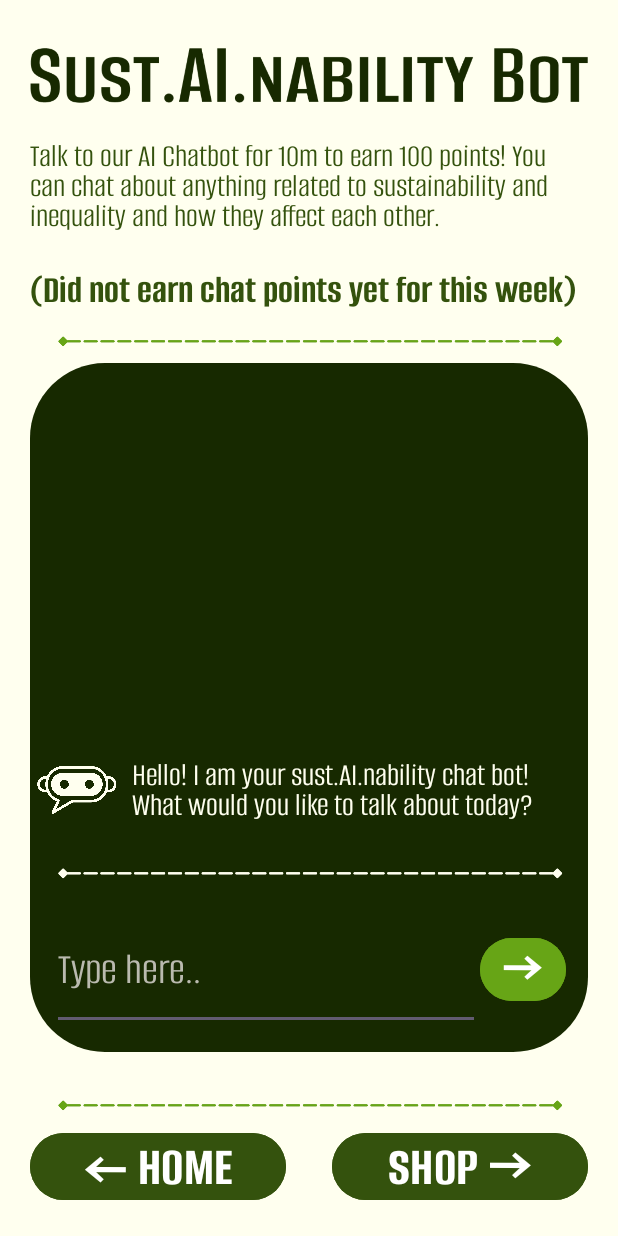
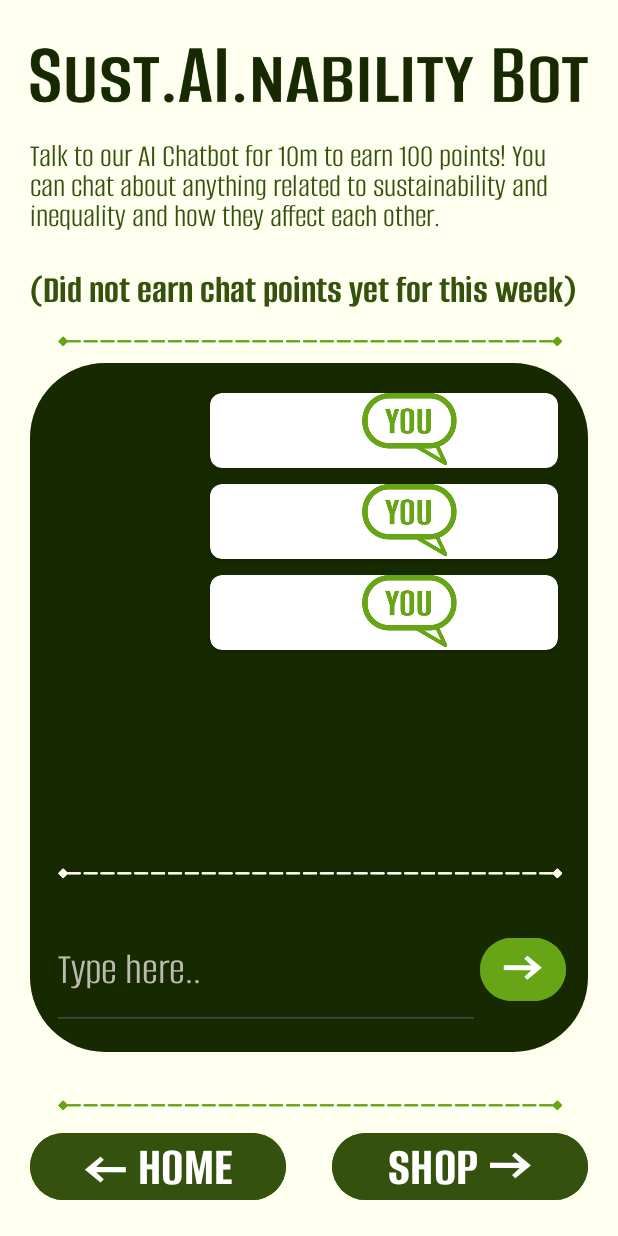
Before and after one commit to MintyLuve/Sustainability-Side-Quests-App, an Android app: the layout activity_bot.xml on its own in the app's theme, with its tools: preview values and no code run, on a phone screen of 412 x 824 dp. Run offline under Robolectric (Android 15) with nearby library versions, the light colour scheme and no system bars.

Commit message:
Update activity_bot.xml

```diff
--- a/app/src/main/res/layout/activity_bot.xml
+++ b/app/src/main/res/layout/activity_bot.xml
@@ -54,89 +54,15 @@
         android:layout_marginBottom="20dp"
         android:background="@drawable/button"
         android:backgroundTint="@color/dark_green">
-        <View
-            android:id="@+id/placeholder"
+        <androidx.recyclerview.widget.RecyclerView
+            android:id="@+id/recyclerView"
             android:layout_width="match_parent"
             android:layout_height="0dp"
-            android:layout_weight="3"/>
-        <LinearLayout
-            android:layout_width="match_parent"
-            android:layout_height="0dp"
-            android:layout_weight="1"
-            android:orientation="horizontal"
-            android:weightSum="6">
-            <ImageView
-                android:layout_width="0dp"
-                android:layout_height="match_parent"
-                android:layout_weight="1"
-                android:src="@drawable/light_bot"/>
-            <TextView
-                android:layout_width="0dp"
-                android:layout_height="match_parent"
-                android:layout_weight="5"
-                android:autoSizeTextType="uniform"
-                android:fontFamily="@font/alumni_sans_regular"
-                android:gravity="center_vertical"
-                android:layout_marginStart="10dp"
-                android:layout_marginEnd="30dp"
-                android:lineHeight="20sp"
-                android:text="@string/bot_3"
-                android:textColor="@color/light_yellow" />
-        </LinearLayout>
-        <LinearLayout
-            android:id="@+id/yourLayout"
-            android:layout_width="match_parent"
-            android:layout_height="0dp"
-            android:layout_weight="1"
-            android:orientation="horizontal"
-            android:weightSum="6"
-            android:visibility="gone">
-            <TextView
-                android:id="@+id/yourText"
-                android:layout_width="0dp"
-                android:layout_height="match_parent"
-                android:layout_weight="5"
-                android:autoSizeTextType="uniform"
-                android:fontFamily="@font/alumni_sans_regular"
-                android:gravity="center_vertical"
-                android:layout_marginEnd="10dp"
-                android:layout_marginStart="30dp"
-                android:lineHeight="20sp"
-                android:text="text"
-                android:textColor="@color/lime_green" />
-            <ImageView
-                android:layout_width="0dp"
-                android:layout_height="match_parent"
-                android:layout_weight="1"
-                android:src="@drawable/text_bubble"
-                app:tint="@color/lime_green" />
-        </LinearLayout>
-        <LinearLayout
-            android:id="@+id/response"
-            android:layout_width="match_parent"
-            android:layout_height="0dp"
-            android:layout_weight="1"
-            android:orientation="horizontal"
-            android:weightSum="6"
-            android:visibility="gone">
-            <ImageView
-                android:layout_width="0dp"
-                android:layout_height="match_parent"
-                android:layout_weight="1"
-                android:src="@drawable/light_bot"/>
-            <TextView
-                android:layout_width="0dp"
-                android:layout_height="match_parent"
-                android:layout_weight="5"
-                android:autoSizeTextType="uniform"
-                android:fontFamily="@font/alumni_sans_regular"
-                android:gravity="center_vertical"
-                android:layout_marginStart="10dp"
-                android:layout_marginEnd="30dp"
-                android:lineHeight="20sp"
-                android:text="@string/bot_4"
-                android:textColor="@color/light_yellow" />
-        </LinearLayout>
+            android:padding="10dp"
+            tools:listitem="@layout/item_user_messages"
+            android:isScrollContainer="true"
+            app:reverseLayout="true"
+            android:layout_weight="4"/>
         <ImageView
             android:layout_width="match_parent"
             android:layout_height="30dp"
@@ -159,7 +85,7 @@
                 android:lineHeight="20sp"
                 android:hint="Type here.."
                 android:textColorHint="#BABAAF"
-                android:inputType="text"
+                android:inputType="textShortMessage"
                 android:textColor="@color/light_yellow" />
             <Button
                 android:id="@+id/enter"
```
